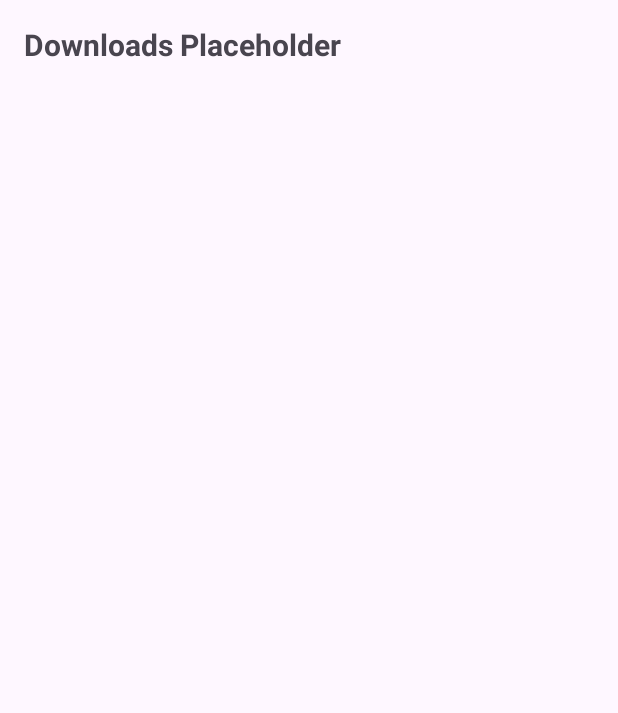
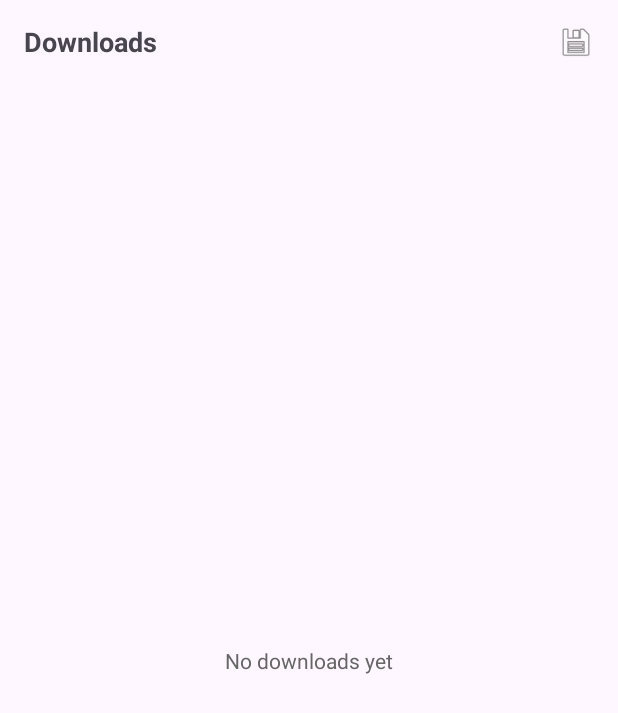
Before and after one commit to rushanc/EduLanka, an Android app: the DownloadsActivity screen opened directly, with no data from a screen before it, on a phone screen of 412 x 824 dp. Shown: the top 713 px of the screen. Run offline under Robolectric (Android 15) with nearby library versions, the phone set to English and light mode, and no system bars.

Commit message:
Update the downloades and quiz screens

```diff
--- a/app/src/main/res/layout/activity_downloads.xml
+++ b/app/src/main/res/layout/activity_downloads.xml
@@ -2,17 +2,56 @@
 <androidx.constraintlayout.widget.ConstraintLayout xmlns:android="http://schemas.android.com/apk/res/android"
     xmlns:app="http://schemas.android.com/apk/res-auto"
     android:layout_width="match_parent"
-    android:layout_height="match_parent"
-    android:padding="16dp">
+    android:layout_height="match_parent">
 
+    <!-- Top bar -->
+    <LinearLayout
+        android:id="@+id/topBar"
+        android:layout_width="0dp"
+        android:layout_height="56dp"
+        android:gravity="center_vertical"
+        android:paddingStart="16dp"
+        android:paddingEnd="16dp"
+        app:layout_constraintTop_toTopOf="parent"
+        app:layout_constraintStart_toStartOf="parent"
+        app:layout_constraintEnd_toEndOf="parent">
+
+        <TextView
+            android:id="@+id/tvTitle"
+            android:layout_width="0dp"
+            android:layout_height="wrap_content"
+            android:text="Downloads"
+            android:textStyle="bold"
+            android:textSize="18sp"
+            android:layout_weight="1"/>
+
+        <ImageView
+            android:layout_width="24dp"
+            android:layout_height="24dp"
+            android:src="@android:drawable/ic_menu_save"/>
+    </LinearLayout>
+
+    <!-- Downloads list -->
+    <androidx.recyclerview.widget.RecyclerView
+        android:id="@+id/rvDownloads"
+        android:layout_width="0dp"
+        android:layout_height="0dp"
+        android:padding="16dp"
+        app:layout_constraintTop_toBottomOf="@id/topBar"
+        app:layout_constraintBottom_toBottomOf="parent"
+        app:layout_constraintStart_toStartOf="parent"
+        app:layout_constraintEnd_toEndOf="parent"/>
+
+    <!-- Empty state -->
     <TextView
-        android:id="@+id/tvPlaceholderDownloads"
+        android:id="@+id/tvEmpty"
         android:layout_width="wrap_content"
         android:layout_height="wrap_content"
-        android:text="Downloads Placeholder"
-        android:textStyle="bold"
-        android:textSize="20sp"
-        app:layout_constraintTop_toTopOf="parent"
-        app:layout_constraintStart_toStartOf="parent"/>
+        android:text="No downloads yet"
+        android:textColor="#666666"
+        app:layout_constraintTop_toBottomOf="@id/topBar"
+        app:layout_constraintBottom_toBottomOf="parent"
+        app:layout_constraintStart_toStartOf="parent"
+        app:layout_constraintEnd_toEndOf="parent"/>
 
 </androidx.constraintlayout.widget.ConstraintLayout>
```
Also changed, not shown: app/src/main/res/layout/activity_quiz.xml (+47 -8 lines).
